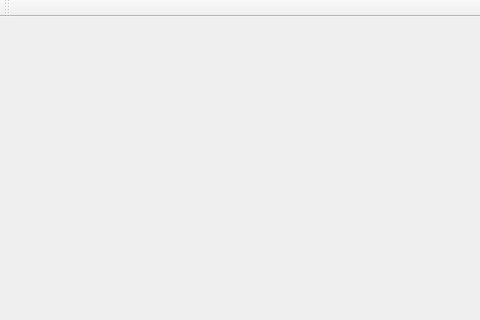
This is TestShader/mainwindow.ui in P1nkL1on/SkinShader as Qt 5 draws it before an edit; both pictures show x 0 to 480 and y 0 to 320 of the 927 by 615 pixel window. The edited form follows.
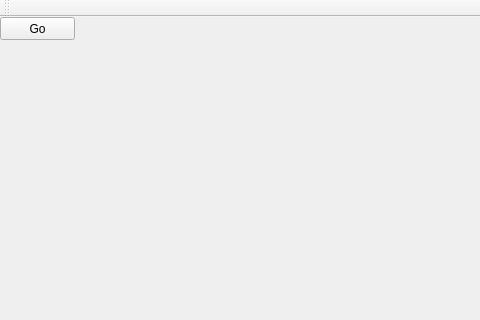
This is the edited form.

The edit to the form file:
```diff
--- a/TestShader/mainwindow.ui
+++ b/TestShader/mainwindow.ui
@@ -13,7 +13,21 @@
   <property name="windowTitle">
    <string>MainWindow</string>
   </property>
-  <widget class="QWidget" name="centralWidget"/>
+  <widget class="QWidget" name="centralWidget">
+   <widget class="QPushButton" name="pushButton">
+    <property name="geometry">
+     <rect>
+      <x>0</x>
+      <y>0</y>
+      <width>75</width>
+      <height>23</height>
+     </rect>
+    </property>
+    <property name="text">
+     <string>Go</string>
+    </property>
+   </widget>
+  </widget>
   <widget class="QMenuBar" name="menuBar">
    <property name="geometry">
     <rect>
```
